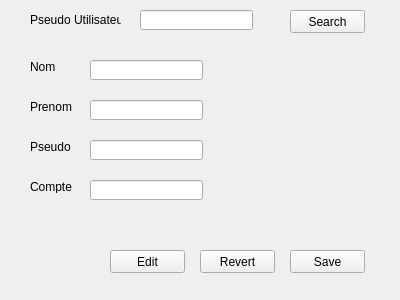
First picture: the form in ui/infosPerso.ui, repository ComputYourself/ComputYourAccount, before the edit.
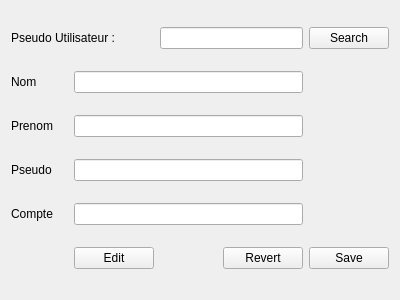
Second picture: the form after the edit.

Commit message: fixed layout weirdness

```diff
--- a/ui/infosPerso.ui
+++ b/ui/infosPerso.ui
@@ -13,173 +13,86 @@
   <property name="windowTitle">
    <string>Form</string>
   </property>
-  <widget class="QLineEdit" name="SearchField">
-   <property name="geometry">
-    <rect>
-     <x>140</x>
-     <y>10</y>
-     <width>113</width>
-     <height>20</height>
-    </rect>
-   </property>
-  </widget>
-  <widget class="QLabel" name="label">
-   <property name="geometry">
-    <rect>
-     <x>30</x>
-     <y>10</y>
-     <width>91</width>
-     <height>20</height>
-    </rect>
-   </property>
-   <property name="text">
-    <string>Pseudo Utilisateur :</string>
-   </property>
-  </widget>
+  <layout class="QGridLayout" name="gridLayout">
+   <item row="0" column="4">
   <widget class="QPushButton" name="searchButton">
-   <property name="geometry">
-    <rect>
-     <x>290</x>
-     <y>10</y>
-     <width>75</width>
-     <height>23</height>
-    </rect>
-   </property>
    <property name="text">
     <string>Search</string>
    </property>
   </widget>
+   </item>
+   <item row="1" column="0">
   <widget class="QLabel" name="label_2">
-   <property name="geometry">
-    <rect>
-     <x>30</x>
-     <y>60</y>
-     <width>47</width>
-     <height>13</height>
-    </rect>
-   </property>
    <property name="text">
     <string>Nom</string>
    </property>
   </widget>
+   </item>
+   <item row="2" column="0">
   <widget class="QLabel" name="label_3">
-   <property name="geometry">
-    <rect>
-     <x>30</x>
-     <y>100</y>
-     <width>47</width>
-     <height>13</height>
-    </rect>
-   </property>
    <property name="text">
     <string>Prenom</string>
    </property>
   </widget>
+   </item>
+   <item row="4" column="1" colspan="3">
+    <widget class="QLineEdit" name="accountField"/>
+   </item>
+   <item row="5" column="3">
+    <widget class="QPushButton" name="revertButton">
+     <property name="text">
+      <string>Revert</string>
+     </property>
+    </widget>
+   </item>
+   <item row="5" column="4">
+    <widget class="QPushButton" name="saveButton">
+     <property name="text">
+      <string>Save</string>
+     </property>
+    </widget>
+   </item>
+   <item row="0" column="0" colspan="2">
+    <widget class="QLabel" name="label">
+     <property name="text">
+      <string>Pseudo Utilisateur :</string>
+     </property>
+    </widget>
+   </item>
+   <item row="0" column="2" colspan="2">
+    <widget class="QLineEdit" name="SearchField"/>
+   </item>
+   <item row="2" column="1" colspan="3">
+    <widget class="QLineEdit" name="firstNameField"/>
+   </item>
+   <item row="3" column="0">
   <widget class="QLabel" name="label_4">
-   <property name="geometry">
-    <rect>
-     <x>30</x>
-     <y>140</y>
-     <width>47</width>
-     <height>13</height>
-    </rect>
-   </property>
    <property name="text">
     <string>Pseudo</string>
    </property>
   </widget>
+   </item>
+   <item row="3" column="1" colspan="3">
+    <widget class="QLineEdit" name="pseudoField"/>
+   </item>
+   <item row="4" column="0">
   <widget class="QLabel" name="label_5">
-   <property name="geometry">
-    <rect>
-     <x>30</x>
-     <y>180</y>
-     <width>47</width>
-     <height>13</height>
-    </rect>
-   </property>
    <property name="text">
     <string>Compte</string>
    </property>
   </widget>
-  <widget class="QLineEdit" name="lastNameField">
-   <property name="geometry">
-    <rect>
-     <x>90</x>
-     <y>60</y>
-     <width>113</width>
-     <height>20</height>
-    </rect>
-   </property>
-  </widget>
-  <widget class="QLineEdit" name="firstNameField">
-   <property name="geometry">
-    <rect>
-     <x>90</x>
-     <y>100</y>
-     <width>113</width>
-     <height>20</height>
-    </rect>
-   </property>
-  </widget>
-  <widget class="QLineEdit" name="pseudoField">
-   <property name="geometry">
-    <rect>
-     <x>90</x>
-     <y>140</y>
-     <width>113</width>
-     <height>20</height>
-    </rect>
-   </property>
-  </widget>
-  <widget class="QLineEdit" name="accountField">
-   <property name="geometry">
-    <rect>
-     <x>90</x>
-     <y>180</y>
-     <width>113</width>
-     <height>20</height>
-    </rect>
-   </property>
-  </widget>
+   </item>
+   <item row="1" column="1" colspan="3">
+    <widget class="QLineEdit" name="lastNameField"/>
+   </item>
+   <item row="5" column="1">
   <widget class="QPushButton" name="editButton">
-   <property name="geometry">
-    <rect>
-     <x>110</x>
-     <y>250</y>
-     <width>75</width>
-     <height>23</height>
-    </rect>
-   </property>
    <property name="text">
     <string>Edit</string>
    </property>
   </widget>
-  <widget class="QPushButton" name="revertButton">
-   <property name="geometry">
-    <rect>
-     <x>200</x>
-     <y>250</y>
-     <width>75</width>
-     <height>23</height>
-    </rect>
-   </property>
-   <property name="text">
-    <string>Revert</string>
-   </property>
-  </widget>
-  <widget class="QPushButton" name="saveButton">
-   <property name="geometry">
-    <rect>
-     <x>290</x>
-     <y>250</y>
-     <width>75</width>
-     <height>23</height>
-    </rect>
-   </property>
-   <property name="text">
-    <string>Save</string>
-   </property>
-  </widget>
+   </item>
+  </layout>
  </widget>
  <resources/>
  <connections/>
```
Lines whose indentation alone changed are shown as unchanged. The commit also changes 3 other files.
